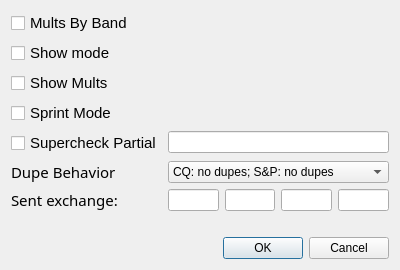
Qt form so2sdr/contestoptdialog.ui (n4ogw/so2sdr) before a commit.
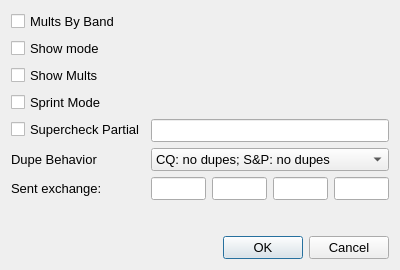
The same form after that commit.

Commit message: Changes related to latest Windows update. Mostly fixing font problems and inconsistencies.

```diff
--- a/so2sdr/contestoptdialog.ui
+++ b/so2sdr/contestoptdialog.ui
@@ -41,7 +41,7 @@
       <widget class="QCheckBox" name="MultsByBandCheckBox">
        <property name="font">
         <font>
-         <pointsize>11</pointsize>
+         <pointsize>10</pointsize>
         </font>
        </property>
        <property name="toolTip">
@@ -56,7 +56,7 @@
       <widget class="QCheckBox" name="ShowMultsCheckBox">
        <property name="font">
         <font>
-         <pointsize>11</pointsize>
+         <pointsize>10</pointsize>
         </font>
        </property>
        <property name="toolTip">
@@ -71,7 +71,7 @@
       <widget class="QCheckBox" name="SprintCheckBox">
        <property name="font">
         <font>
-         <pointsize>11</pointsize>
+         <pointsize>10</pointsize>
         </font>
        </property>
        <property name="toolTip">
@@ -86,7 +86,7 @@
       <widget class="QCheckBox" name="MasterCheckBox">
        <property name="font">
         <font>
-         <pointsize>11</pointsize>
+         <pointsize>10</pointsize>
         </font>
        </property>
        <property name="text">
@@ -96,6 +96,11 @@
      </item>
      <item row="5" column="1">
       <widget class="QLineEdit" name="MasterLineEdit">
+       <property name="font">
+        <font>
+         <pointsize>10</pointsize>
+        </font>
+       </property>
        <property name="toolTip">
         <string>Filename of master call database. File must be in 
 share/so2sdr in linux or in program directory in Windows.</string>
@@ -106,8 +111,7 @@
       <widget class="QLabel" name="label_2">
        <property name="font">
         <font>
-         <family>Sans Serif</family>
-         <pointsize>11</pointsize>
+         <pointsize>10</pointsize>
         </font>
        </property>
        <property name="text">
@@ -117,6 +121,11 @@
      </item>
      <item row="6" column="1">
       <widget class="QComboBox" name="dupesComboBox">
+       <property name="font">
+        <font>
+         <pointsize>10</pointsize>
+        </font>
+       </property>
        <item>
         <property name="text">
          <string>CQ: no dupes; S&amp;P: no dupes</string>
@@ -143,8 +152,7 @@
       <widget class="QLabel" name="label">
        <property name="font">
         <font>
-         <family>Sans Serif</family>
-         <pointsize>11</pointsize>
+         <pointsize>10</pointsize>
         </font>
        </property>
        <property name="text">
@@ -155,16 +163,40 @@
      <item row="7" column="1">
       <layout class="QHBoxLayout" name="horizontalLayout">
        <item>
-        <widget class="QLineEdit" name="lineEditExch1"/>
+        <widget class="QLineEdit" name="lineEditExch1">
+         <property name="font">
+          <font>
+           <pointsize>10</pointsize>
+          </font>
+         </property>
+        </widget>
        </item>
        <item>
-        <widget class="QLineEdit" name="lineEditExch2"/>
+        <widget class="QLineEdit" name="lineEditExch2">
+         <property name="font">
+          <font>
+           <pointsize>10</pointsize>
+          </font>
+         </property>
+        </widget>
        </item>
        <item>
-        <widget class="QLineEdit" name="lineEditExch3"/>
+        <widget class="QLineEdit" name="lineEditExch3">
+         <property name="font">
+          <font>
+           <pointsize>10</pointsize>
+          </font>
+         </property>
+        </widget>
        </item>
        <item>
-        <widget class="QLineEdit" name="lineEditExch4"/>
+        <widget class="QLineEdit" name="lineEditExch4">
+         <property name="font">
+          <font>
+           <pointsize>10</pointsize>
+          </font>
+         </property>
+        </widget>
        </item>
       </layout>
      </item>
@@ -172,7 +204,7 @@
       <widget class="QCheckBox" name="ShowModeCheckBox">
        <property name="font">
         <font>
-         <pointsize>11</pointsize>
+         <pointsize>10</pointsize>
         </font>
        </property>
        <property name="text">
@@ -184,6 +216,11 @@
    </item>
    <item>
     <widget class="QDialogButtonBox" name="buttonBox">
+     <property name="font">
+      <font>
+       <pointsize>10</pointsize>
+      </font>
+     </property>
      <property name="orientation">
       <enum>Qt::Horizontal</enum>
      </property>
```
The commit also changes 18 other files.
